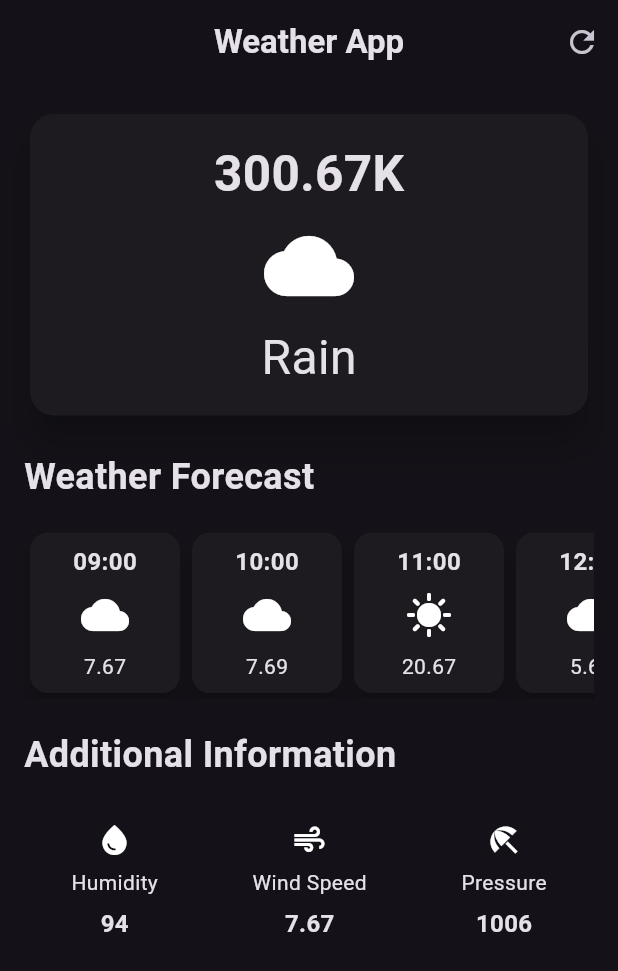
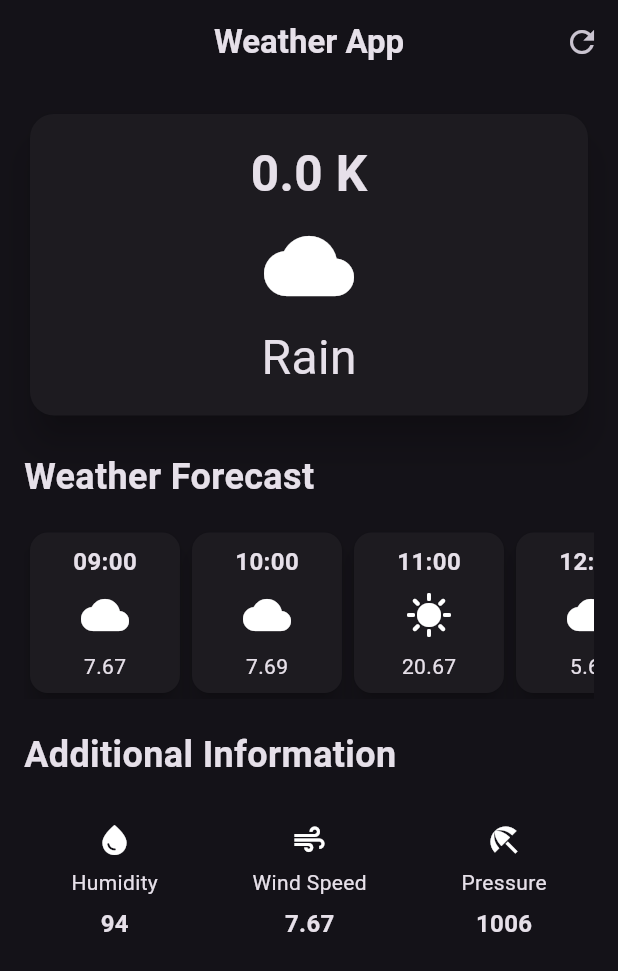
Before and after one commit to GreatGrant/Flutter-Weather-App, a Flutter app: the screen it shows after launch, on a phone screen of 412 x 824 dp. Shown: the top 971 px of the screen. Run offline on Flutter 3.47's test engine with Material 3 defaults, Android fonts, the phone set to English and light mode, and no system bars; our stand-ins replace flutter_dotenv; network calls fail.

Commit message:
fetch temperature successfully

```diff
--- a/lib/screens/pages/weather_screen.dart
+++ b/lib/screens/pages/weather_screen.dart
@@ -1,3 +1,5 @@
+import 'dart:convert';
+
 import 'package:flutter/foundation.dart';
 import 'package:flutter/material.dart';
 import '../../additional_info_item.dart';
@@ -16,6 +18,7 @@ class HomePage extends StatefulWidget{
 }
 
 class HomePageState extends State<HomePage>{
+  double temperature = 0;
 
   @override
   void initState() {
@@ -26,24 +29,29 @@ class HomePageState extends State<HomePage>{
   Future getCurrentWeather() async{
 
     try{
+
       const String cityName = "Abuja,ng";
-      await dotenv.load();
-
-      String? appId = dotenv.env["API_KEY"];
+      const String urlEndPoint = "https://api.openweathermap.org/data/2.5/forecast?q=$cityName&APPID=905be606ab1e153bf7a8bbe63b590b3d";
 
       final res = await http.get(
-          Uri.parse("api.openweathermap.org/data/2.5/forecast?q=$cityName&APPID=$appId")
+          Uri.parse(urlEndPoint)
       );
 
+      final data = jsonDecode(res.body);
+
         if(res.statusCode == 200){
-          print(res.body);
+          setState(() {
+            temperature = data['list'][0]['main']['temp'];
+          });
+
         }else{
           throw http.ClientException("Error: ${res.statusCode}");
         }
 
-
     } catch (e){
-        print("an error occurred: $e");
+        if (kDebugMode) {
+          print("an error occurred: $e");
+        }
     }
       }
 
@@ -76,21 +84,21 @@ class HomePageState extends State<HomePage>{
                   shape: RoundedRectangleBorder(
                     borderRadius: BorderRadius.circular(16)
                   ),
-                  child: const Padding(
-                    padding: EdgeInsets.all(16.0),
+                  child: Padding(
+                    padding: const EdgeInsets.all(16.0),
                     child: Column(
                       children: [
                         Text(
-                          "300.67K",
-                          style: TextStyle(
+                          '$temperature K',
+                          style: const TextStyle(
                             fontSize: 33,
                             fontWeight: FontWeight.bold
                           ),
                         ),
-                        SizedBox(height: 8),
-                        Icon(Icons.cloud, size: 60),
-                        SizedBox(height: 8),
-                        Text(
+                        const SizedBox(height: 8),
+                        const Icon(Icons.cloud, size: 60),
+                        const SizedBox(height: 8),
+                        const Text(
                             "Rain",
                             style: TextStyle(
                             fontSize: 32
```
Also changed, not shown: 1 other file.
